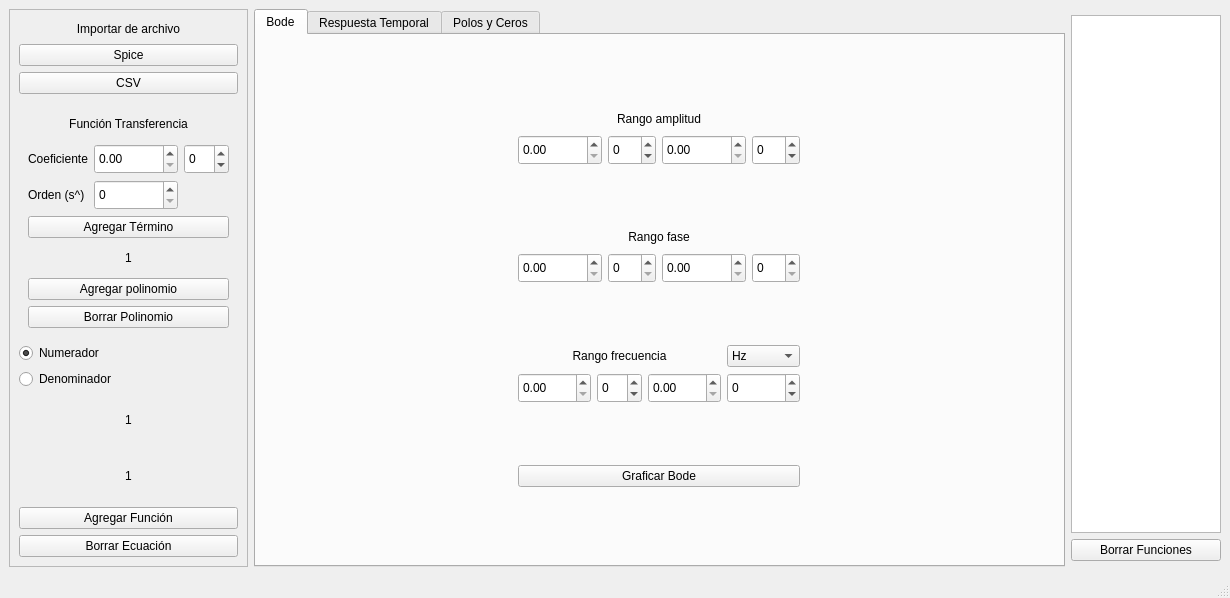
BrunoDS01/TC_TP1_Grupo_6, file designer/mainwindow.ui: the form before one commit.
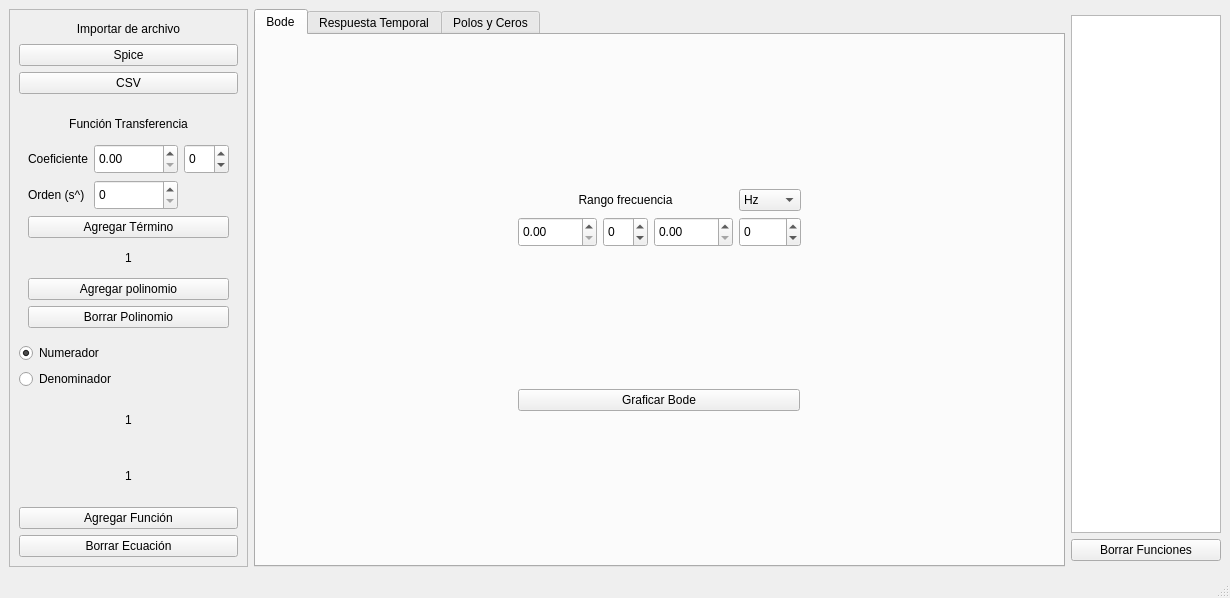
The form after the commit. The open tabs and pages were chosen to show the change.

The edit to the form file:
```diff
--- a/designer/mainwindow.ui
+++ b/designer/mainwindow.ui
@@ -46,7 +46,7 @@
        </size>
       </property>
       <property name="currentIndex">
-       <number>0</number>
+       <number>2</number>
       </property>
       <widget class="QWidget" name="tab">
        <attribute name="title">
@@ -75,180 +75,7 @@
            </size>
           </property>
           <layout class="QGridLayout" name="gridLayout_11">
-           <item row="4" column="0">
-            <layout class="QGridLayout" name="gridLayout_10">
-             <item row="3" column="1" colspan="2">
-              <widget class="QLabel" name="label_6">
-               <property name="maximumSize">
-                <size>
-                 <width>16777215</width>
-                 <height>20</height>
-                </size>
-               </property>
-               <property name="text">
-                <string>Rango fase</string>
-               </property>
-               <property name="alignment">
-                <set>Qt::AlignCenter</set>
-               </property>
-              </widget>
-             </item>
-             <item row="4" column="2">
-              <layout class="QGridLayout" name="gridLayout_16">
-               <item row="0" column="0">
-                <widget class="QDoubleSpinBox" name="phaseMaxValue">
-                 <property name="minimumSize">
-                  <size>
-                   <width>0</width>
-                   <height>30</height>
-                  </size>
-                 </property>
-                 <property name="maximum">
-                  <double>100000.000000000000000</double>
-                 </property>
-                </widget>
-               </item>
-               <item row="0" column="1">
-                <widget class="QSpinBox" name="phaseMaxMultiplier">
-                 <property name="minimumSize">
-                  <size>
-                   <width>0</width>
-                   <height>30</height>
-                  </size>
-                 </property>
-                </widget>
-               </item>
-              </layout>
-             </item>
-             <item row="4" column="1">
-              <layout class="QGridLayout" name="gridLayout_15">
-               <item row="0" column="0">
-                <widget class="QDoubleSpinBox" name="phaseMinValue">
-                 <property name="minimumSize">
-                  <size>
-                   <width>0</width>
-                   <height>30</height>
-                  </size>
-                 </property>
-                 <property name="maximum">
-                  <double>100000.000000000000000</double>
-                 </property>
-                </widget>
-               </item>
-               <item row="0" column="1">
-                <widget class="QSpinBox" name="phaseMinMultiplier">
-                 <property name="minimumSize">
-                  <size>
-                   <width>0</width>
-                   <height>30</height>
-                  </size>
-                 </property>
-                </widget>
-               </item>
-              </layout>
-             </item>
-            </layout>
-           </item>
-           <item row="6" column="0">
-            <widget class="QPushButton" name="plotBodeButton">
-             <property name="text">
-              <string>Graficar Bode</string>
-             </property>
-            </widget>
-           </item>
            <item row="3" column="0">
-            <layout class="QGridLayout" name="gridLayout_9">
-             <item row="4" column="2">
-              <layout class="QGridLayout" name="gridLayout_13">
-               <item row="0" column="0">
-                <widget class="QDoubleSpinBox" name="amplitudeMaxValue">
-                 <property name="minimumSize">
-                  <size>
-                   <width>0</width>
-                   <height>30</height>
-                  </size>
-                 </property>
-                 <property name="maximum">
-                  <double>100000.000000000000000</double>
-                 </property>
-                </widget>
-               </item>
-               <item row="0" column="1">
-                <widget class="QSpinBox" name="amplitudeMaxMultiplier">
-                 <property name="minimumSize">
-                  <size>
-                   <width>0</width>
-                   <height>30</height>
-                  </size>
-                 </property>
-                 <property name="minimum">
-                  <number>-12</number>
-                 </property>
-                 <property name="maximum">
-                  <number>12</number>
-                 </property>
-                 <property name="singleStep">
-                  <number>3</number>
-                 </property>
-                </widget>
-               </item>
-              </layout>
-             </item>
-             <item row="4" column="1">
-              <layout class="QGridLayout" name="gridLayout_12">
-               <item row="0" column="0">
-                <widget class="QDoubleSpinBox" name="amplitudeMinValue">
-                 <property name="minimumSize">
-                  <size>
-                   <width>0</width>
-                   <height>30</height>
-                  </size>
-                 </property>
-                 <property name="maximum">
-                  <double>100000.000000000000000</double>
-                 </property>
-                </widget>
-               </item>
-               <item row="0" column="1">
-                <widget class="QSpinBox" name="amplitudeMinMultiplier">
-                 <property name="minimumSize">
-                  <size>
-                   <width>0</width>
-                   <height>30</height>
-                  </size>
-                 </property>
-                 <property name="minimum">
-                  <number>-12</number>
-                 </property>
-                 <property name="maximum">
-                  <number>12</number>
-                 </property>
-                 <property name="singleStep">
-                  <number>3</number>
-                 </property>
-                </widget>
-               </item>
-              </layout>
-             </item>
-             <item row="3" column="1" colspan="2">
-              <widget class="QLabel" name="label_2">
-               <property name="maximumSize">
-                <size>
-                 <width>16777215</width>
-                 <height>20</height>
-                </size>
-               </property>
-               <property name="text">
-                <string>Rango amplitud</string>
-               </property>
-               <property name="alignment">
-                <set>Qt::AlignCenter</set>
-               </property>
-              </widget>
-             </item>
-            </layout>
-           </item>
-           <item row="5" column="0">
             <layout class="QGridLayout" name="gridLayout_19">
              <item row="1" column="1">
               <widget class="QSpinBox" name="minFreqMultiplier">
@@ -326,7 +153,7 @@
                </item>
                <item>
                 <property name="text">
-                 <string>Rad/seg</string>
+                 <string>Rad/s</string>
                 </property>
                </item>
               </widget>
@@ -349,6 +176,13 @@
              </item>
             </layout>
            </item>
+           <item row="4" column="0">
+            <widget class="QPushButton" name="plotBodeButton">
+             <property name="text">
+              <string>Graficar Bode</string>
+             </property>
+            </widget>
+           </item>
           </layout>
          </widget>
         </item>
@@ -396,7 +230,24 @@
        </attribute>
        <layout class="QGridLayout" name="gridLayout_5">
         <item row="0" column="0">
-         <widget class="QWidget" name="zeroesPolesPlot" native="true"/>
+         <widget class="QWidget" name="zeroesPolesPlot" native="true">
+          <layout class="QGridLayout" name="gridLayout_9">
+           <item row="0" column="0">
+            <layout class="QVBoxLayout" name="verticalLayout_7"/>
+           </item>
+           <item row="0" column="1">
+            <layout class="QVBoxLayout" name="verticalLayout_9">
+             <item>
+              <widget class="QPushButton" name="pushButton">
+               <property name="text">
+                <string>Graficar Polos y Ceros</string>
+               </property>
+              </widget>
+             </item>
+            </layout>
+           </item>
+          </layout>
+         </widget>
         </item>
        </layout>
       </widget>
```
